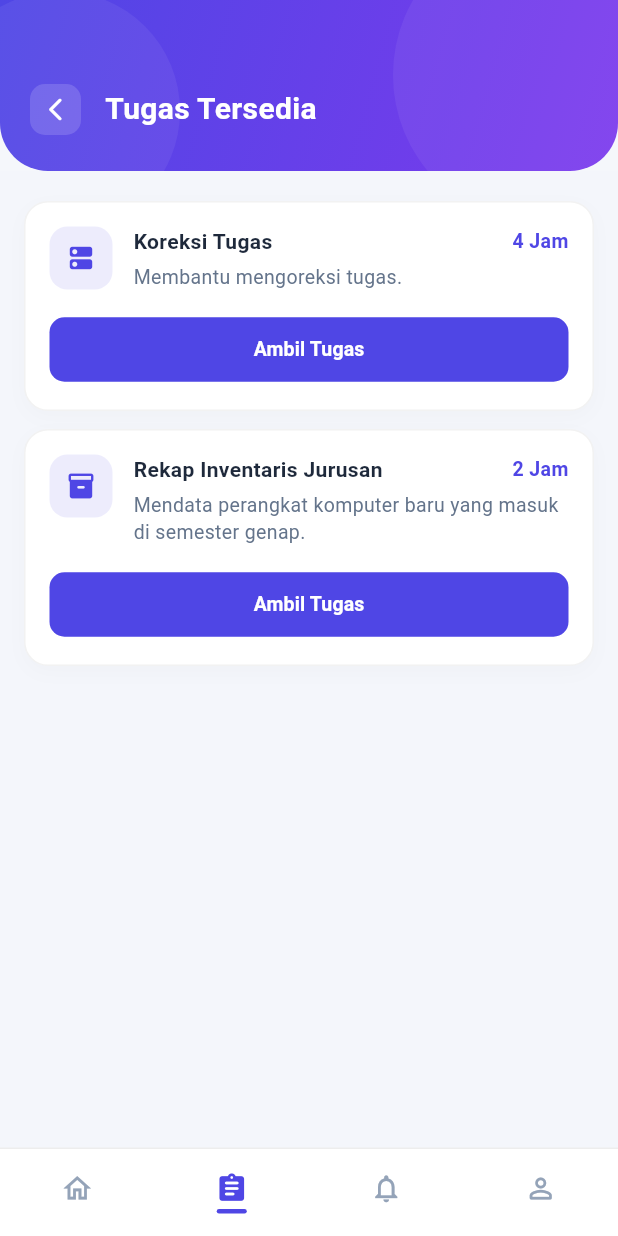
After one commit to ilhansa/pm-kompenify, a Flutter app: the AvailableJobsPage screen opened directly, on a phone screen of 412 x 824 dp. The commit adds this screen. Run offline on Flutter 3.47's test engine with Material 3 defaults, Android fonts, the phone set to English and light mode, and no system bars.

Commit message:
tampilan tugas kompen

```diff
--- /dev/null
+++ b/prototypekompenify/lib/avaliable_jobs_page.dart
@@ -0,0 +1,208 @@
+import 'package:flutter/material.dart';
+import 'app_theme.dart';
+
+class AvailableJobsPage extends StatelessWidget {
+  const AvailableJobsPage({super.key});
+
+  // Data dummy tugas yang disesuaikan dengan format notifikasi
+  static const _availableJobs = [
+    ('Koreksi Tugas', 'Membantu mengoreksi tugas.', '4 Jam', Icons.dns_rounded),
+    (
+      'Rekap Inventaris Jurusan',
+      'Mendata perangkat komputer baru yang masuk di semester genap.',
+      '2 Jam',
+      Icons.inventory_2_rounded,
+    ),
+  ];
+
+  @override
+  Widget build(BuildContext context) {
+    return Scaffold(
+      backgroundColor: AppColors.bgPage,
+      body: Column(
+        children: [
+          _buildHeader(context),
+          Expanded(
+            child: ListView.builder(
+              padding: const EdgeInsets.symmetric(horizontal: 16, vertical: 20),
+              itemCount: _availableJobs.length,
+              itemBuilder: (context, index) {
+                final job = _availableJobs[index];
+                return _JobCard(
+                  title: job.$1,
+                  desc: job.$2,
+                  hours: job.$3,
+                  icon: job.$4,
+                );
+              },
+            ),
+          ),
+        ],
+      ),
+      bottomNavigationBar: AppBottomNav(
+        currentIndex: 1, // Index Tugas
+        onTap: (i) {
+          if (i == 0) Navigator.pushReplacementNamed(context, '/dashboard');
+          if (i == 2) Navigator.pushReplacementNamed(context, '/notifications');
+          if (i == 3) Navigator.pushReplacementNamed(context, '/profile');
+        },
+      ),
+    );
+  }
+
+  Widget _buildHeader(BuildContext context) {
+    return GradientHeader(
+      bottomPadding: 24,
+      child: Column(
+        children: [
+          Row(
+            mainAxisAlignment: MainAxisAlignment.spaceBetween,
+            children: [
+              GestureDetector(
+                onTap: () => Navigator.pop(context),
+                child: Container(
+                  padding: const EdgeInsets.all(8),
+                  decoration: BoxDecoration(
+                    color: Colors.white.withOpacity(0.15),
+                    borderRadius: BorderRadius.circular(10),
+                  ),
+                  child: const Icon(
+                    Icons.arrow_back_ios_new_rounded,
+                    color: Colors.white,
+                    size: 18,
+                  ),
+                ),
+              ),
+              const SizedBox(width: 16),
+              const Text(
+                "Tugas Tersedia",
+                style: TextStyle(
+                  color: Colors.white,
+                  fontSize: 20,
+                  fontWeight: FontWeight.w700,
+                ),
+              ),
+              const Spacer(),
+            ],
+          ),
+        ],
+      ),
+    );
+  }
+}
+
+class _JobCard extends StatelessWidget {
+  final String title, desc, hours;
+  final IconData icon;
+
+  const _JobCard({
+    required this.title,
+    required this.desc,
+    required this.hours,
+    required this.icon,
+  });
+
+  @override
+  Widget build(BuildContext context) {
+    return Container(
+      margin: const EdgeInsets.only(bottom: 12),
+      padding: const EdgeInsets.all(16),
+      decoration: BoxDecoration(
+        color: Colors.white,
+        borderRadius: BorderRadius.circular(AppRadius.md),
+        border: Border.all(color: Colors.black.withOpacity(0.05)),
+        boxShadow: [
+          BoxShadow(
+            color: Colors.black.withOpacity(0.02),
+            blurRadius: 10,
+            offset: const Offset(0, 4),
+          ),
+        ],
+      ),
+      child: Column(
+        // Menggunakan Column utama agar tombol bisa Full Width di bawah
+        crossAxisAlignment: CrossAxisAlignment.start,
+        children: [
+          Row(
+            // Row hanya untuk Icon dan Teks Deskripsi
+            crossAxisAlignment: CrossAxisAlignment.start,
+            children: [
+              Container(
+                width: 42,
+                height: 42,
+                decoration: BoxDecoration(
+                  color: AppColors.primary.withOpacity(0.1),
+                  borderRadius: BorderRadius.circular(12),
+                ),
+                child: Icon(icon, color: AppColors.primary, size: 20),
+              ),
+              const SizedBox(width: 14),
+              Expanded(
+                child: Column(
+                  crossAxisAlignment: CrossAxisAlignment.start,
+                  children: [
+                    Row(
+                      children: [
+                        Text(
+                          title,
+                          style: AppTextStyle.h3.copyWith(fontSize: 14),
+                        ),
+
+                        // INI KUNCINYA: Spacer bakal mendorong widget setelahnya ke ujung kanan
+                        const Spacer(),
+
+                        Text(
+                          hours,
+                          style: AppTextStyle.h3.copyWith(
+                            color: AppColors.primary,
+                            fontSize: 13,
+                          ),
+                        ),
+                      ],
+                    ),
+                    const SizedBox(height: 4),
+                    Text(
+                      desc,
+                      style: AppTextStyle.body.copyWith(
+                        color: AppColors.textSecondary,
+                        fontSize: 13,
+                        height: 1.4,
+                      ),
+                    ),
+                  ],
+                ),
+              ),
+            ],
+          ),
+
+          const SizedBox(height: 16), // Jarak antara Row atas dengan tombol
+          // TOMBOL SEKARANG DI LUAR ROW
+          // Ini yang bikin jarak kanan dan kirinya sama (Simetris)
+          SizedBox(
+            width: double.infinity,
+            child: ElevatedButton(
+              onPressed: () {},
+              style: ElevatedButton.styleFrom(
+                backgroundColor: AppColors.primary,
+                foregroundColor: Colors.white,
+                elevation: 0,
+                shape: RoundedRectangleBorder(
+                  borderRadius: BorderRadius.circular(
+                    10,
+                  ), // Sedikit lebih bulat
+                ),
+                padding: const EdgeInsets.symmetric(
+                  vertical: 12,
+                ), // Lebih gemuk
+              ),
+              child: const Text(
+                "Ambil Tugas",
+                style: TextStyle(fontSize: 13, fontWeight: FontWeight.w700),
+              ),
+            ),
+          ),
+        ],
+      ),
+    );
+  }
+}
--- a/prototypekompenify/lib/dashboard_mahasiswa.dart
+++ b/prototypekompenify/lib/dashboard_mahasiswa.dart
@@ -88,8 +88,14 @@ class DashboardMahasiswaPage extends StatelessWidget {
       bottomNavigationBar: AppBottomNav(
         currentIndex: 0,
         onTap: (i) {
-          if (i == 2) Navigator.pushNamed(context, '/notifications');
-          if (i == 3) Navigator.pushNamed(context, '/profile');
+          if (i == 0) return;
+          if (i == 1) {
+            Navigator.pushNamed(context, '/available_jobs');
+          } else if (i == 2) {
+            Navigator.pushNamed(context, '/notifications');
+          } else if (i == 3) {
+            Navigator.pushNamed(context, '/profile');
+          }
         },
       ),
     );
--- a/prototypekompenify/lib/main.dart
+++ b/prototypekompenify/lib/main.dart
@@ -5,6 +5,7 @@ import 'login.dart';
 import 'dashboard_mahasiswa.dart';
 import 'profile.dart';
 import 'notification_page.dart';
+import 'avaliable_jobs_page.dart';
 
 void main() {
   WidgetsFlutterBinding.ensureInitialized();
@@ -44,6 +45,7 @@ class MyApp extends StatelessWidget {
           '/': const SplashScreen(),
           '/login': const LoginPage(),
           '/dashboard': const DashboardMahasiswaPage(),
+          '/available_jobs': const AvailableJobsPage(),
           '/profile': const ProfilePage(),
           '/notifications': const NotificationPage(),
         };
```
Also changed, not shown: prototypekompenify/pubspec.lock, 1 other file.
